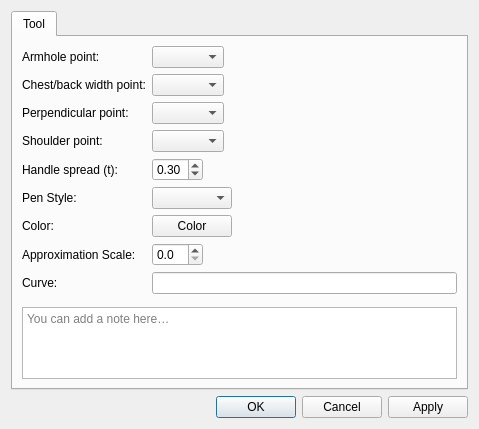
Before: the Qt Designer form src/libs/vtools/dialogs/tools/dialogarmholecurve.ui in equinox-patterns/Ostara, drawn with Qt 5.
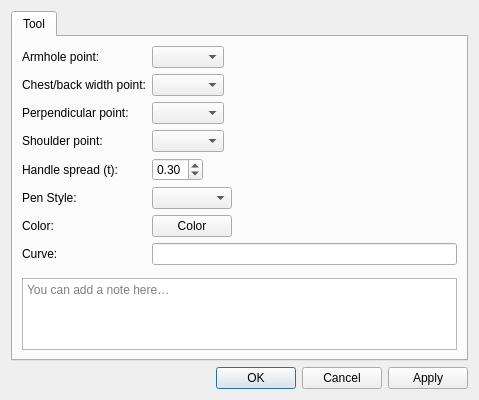
After: the same form once the commit is applied. Icons and pictures are not drawn. Custom widgets are drawn as their Qt base class.

Commit message: Validation curves: drop frontend approximation scale, Spline handles + angle presets in PB

```diff
--- a/src/libs/vtools/dialogs/tools/dialogarmholecurve.ui
+++ b/src/libs/vtools/dialogs/tools/dialogarmholecurve.ui
@@ -144,40 +144,17 @@
         </widget>
        </item>
        <item row="7" column="0">
-        <widget class="QLabel" name="label_3">
-         <property name="text">
-          <string>Approximation Scale:</string>
-         </property>
-        </widget>
-       </item>
-       <item row="7" column="1">
-        <widget class="QDoubleSpinBox" name="doubleSpinBoxApproximationScale">
-         <property name="toolTip">
-          <string>Set approximation scale for this curve, 0 - use global value</string>
-         </property>
-         <property name="decimals">
-          <number>1</number>
-         </property>
-         <property name="maximum">
-          <double>10.000000000000000</double>
-         </property>
-         <property name="singleStep">
-          <double>0.100000000000000</double>
-         </property>
-        </widget>
-       </item>
-       <item row="8" column="0">
         <widget class="QLabel" name="labelAlias">
          <property name="text">
           <string>Curve:</string>
          </property>
         </widget>
        </item>
-       <item row="8" column="1">
+       <item row="7" column="1">
         <widget class="QLineEdit" name="lineEditAlias">
         </widget>
        </item>
-       <item row="9" column="0" colspan="2">
+       <item row="8" column="0" colspan="2">
         <layout class="QVBoxLayout" name="notesAreaLayout">
          <item>
           <layout class="QHBoxLayout" name="notesSeparatorLayout">
```
The commit also changes 41 other files.
